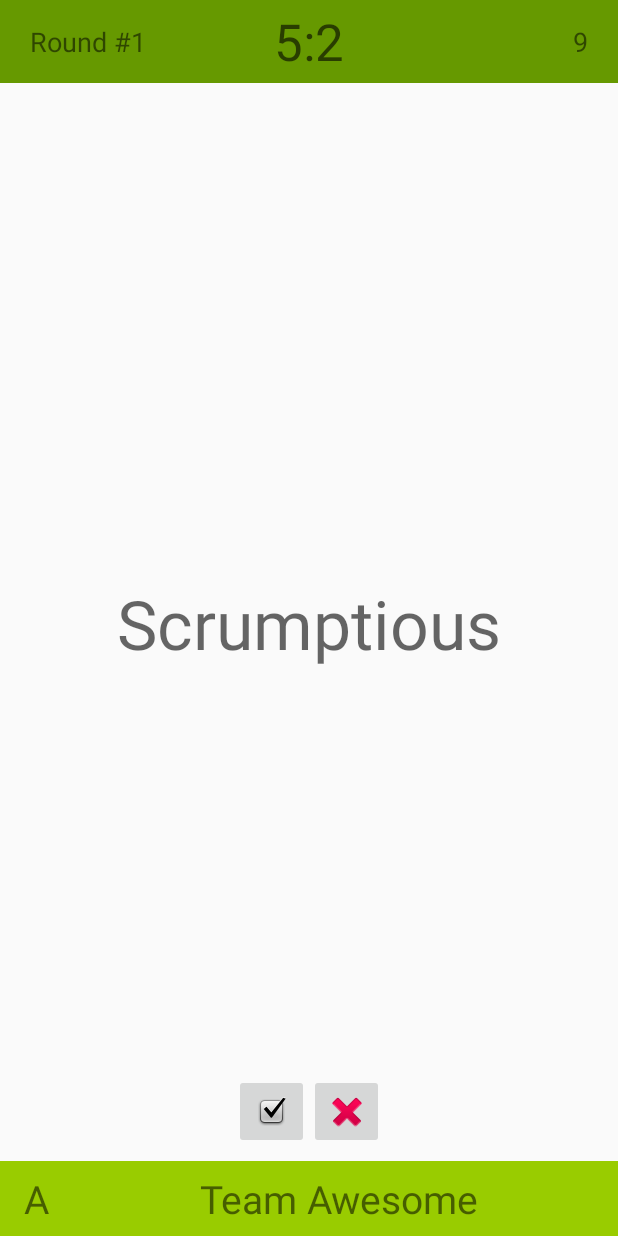
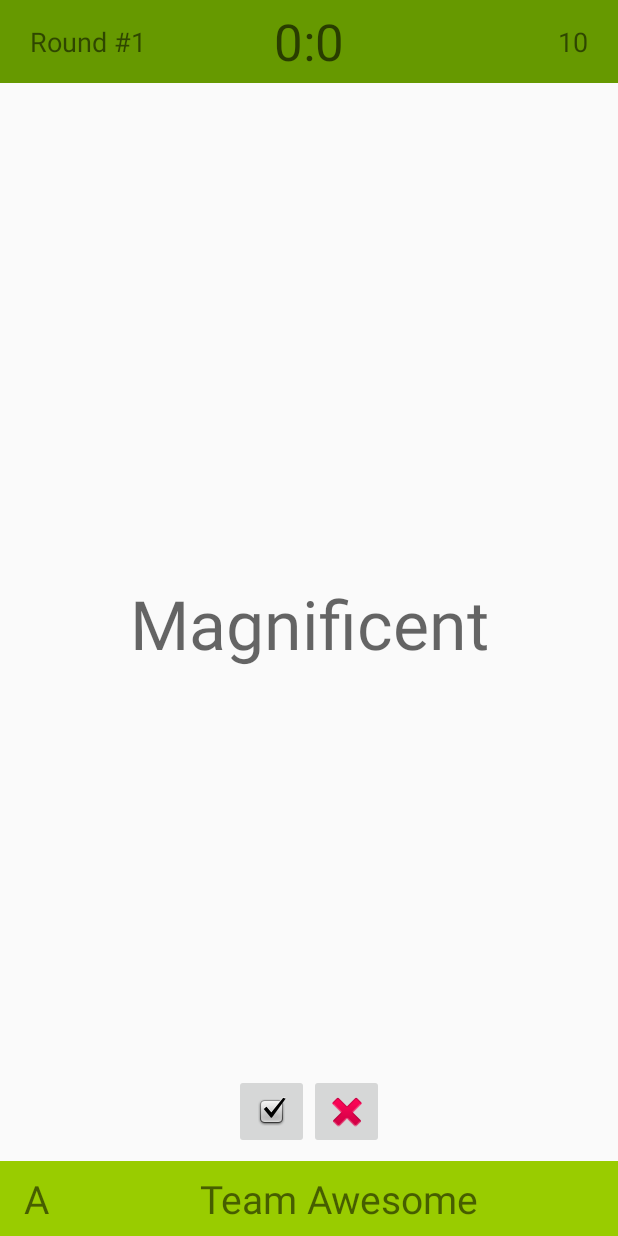
Before and after one commit to c-reeder/hint, an Android app: the screen it shows after launch (TurnActivity), after a tap on "BEGIN", on a phone screen of 412 x 824 dp. Run offline under Robolectric (Android 15) with nearby library versions, the phone set to English and light mode, and no system bars.

Commit message:
Initializing the default values on the Turn Display.
Now Preparing for turn-taking logic

```diff
--- a/app/src/main/java/com/wordpress/simpledevelopments/password/BeginActivity.java
+++ b/app/src/main/java/com/wordpress/simpledevelopments/password/BeginActivity.java
@@ -22,7 +22,6 @@ public class BeginActivity extends AppCompatActivity {
     protected void onCreate(Bundle savedInstanceState) {
         super.onCreate(savedInstanceState);
         setContentView(R.layout.activity_begin);
-
     }
     @Override
     protected void onResume() {
@@ -31,6 +30,10 @@ public class BeginActivity extends AppCompatActivity {
     }
     public void begin(View view) {
         Intent intent = new Intent(this, TurnActivity.class);
+        EditText nameText1 = (EditText) findViewById(R.id.team1NameBox);
+        EditText nameText2 = (EditText) findViewById(R.id.team2NameBox);
+        intent.putExtra("teamName1", nameText1.getText().toString());
+        intent.putExtra("teamName2", nameText2.getText().toString());
         startActivity(intent);
     }
 }
--- a/app/src/main/java/com/wordpress/simpledevelopments/password/TurnActivity.java
+++ b/app/src/main/java/com/wordpress/simpledevelopments/password/TurnActivity.java
@@ -1,25 +1,69 @@
 package com.wordpress.simpledevelopments.password;
 
+import android.content.Intent;
 import android.support.v7.app.AppCompatActivity;
 import android.os.Bundle;
-import android.text.Editable;
-import android.text.TextWatcher;
 import android.util.Log;
-import android.view.KeyEvent;
-import android.view.MotionEvent;
 import android.view.View;
 import android.view.ViewGroup;
-import android.widget.EditText;
 import android.widget.TextView;
 
 public class TurnActivity extends AppCompatActivity {
 
     private static final String TAG = "TurnActivity";
 
+    // Ever-Changing "Current" Variables
+    private int currRound;
+    private int currPP;
+    private String currWord;
+    private boolean isPartnerB;
+    private boolean isTeam2;
+    private int currScore1;
+    private int currScore2;
+
+    // Values Constant for the Entirety of one Game
+    private String teamName1;
+    private String teamName2;
+
+    // Components of the Display
+    private TextView roundView;
+    private TextView scoreView;
+    private TextView ppView;
+    private TextView wordView;
+    private TextView partnerLetterView;
+    private TextView teamNameView;
+
+
     @Override
     protected void onCreate(Bundle savedInstanceState) {
         super.onCreate(savedInstanceState);
         setContentView(R.layout.activity_turn);
+        Intent intent = getIntent();
+
+        // Init Game Values
+        teamName1 = intent.getStringExtra("teamName1");
+        teamName2 = intent.getStringExtra("teamName2");
+        currRound = 1;
+        currPP = 10;
+        currWord = "Magnificent";
+        isPartnerB = false;
+        isTeam2 = false;
+        currScore1 = 0;
+        currScore2 = 0;
+
+
+        // Setup Display
+        roundView = (TextView) findViewById(R.id.roundText);
+        scoreView = (TextView) findViewById(R.id.scoreText);
+        ppView = (TextView) findViewById(R.id.possPointsText);
+        wordView = (TextView) findViewById(R.id.wordText);
+        partnerLetterView = (TextView) findViewById(R.id.partnerLetterText);
+        teamNameView = (TextView) findViewById(R.id.teamName);
+
+        // Init Display Values
+        updateDisplay();
+
+        Log.d(TAG, "Beginning Game!");
     }
     @Override
     protected void onResume() {
@@ -39,4 +83,31 @@ public class TurnActivity extends AppCompatActivity {
                 | View.SYSTEM_UI_FLAG_LAYOUT_HIDE_NAVIGATION
                 | View.SYSTEM_UI_FLAG_HIDE_NAVIGATION);
     }
+    private void updateDisplay() {
+        roundView.setText("Round #" + currRound);
+        scoreView.setText(currScore1 + ":" + currScore2);
+        ppView.setText("" + currPP);
+        wordView.setText(currWord);
+        if(!isPartnerB)
+            partnerLetterView.setText("A");
+        else
+            partnerLetterView.setText("B");
+        if(!isTeam2)
+            teamNameView.setText(teamName1);
+        else
+            teamNameView.setText(teamName2);
+    }
+
+    /**
+     * The method called when the guess has been made
+     * @param view The button pressed to signal a guess has been made
+     */
+    public void guessMade(View view) {
+        if (view.getId() == R.id.successButton) {
+            Log.d(TAG, "Correct!");
+
+        } else if (view.getId() == R.id.failureButton) {
+            Log.d(TAG, "Failure!");
+        }
+    }
 }
--- a/app/src/main/res/layout/activity_begin.xml
+++ b/app/src/main/res/layout/activity_begin.xml
@@ -32,14 +32,15 @@
     <EditText
         android:layout_width="wrap_content"
         android:layout_height="wrap_content"
-        android:inputType="textPersonName"
+        android:inputType="textNoSuggestions|textPersonName"
         android:ems="10"
         android:id="@+id/team1NameBox"
         app:layout_constraintRight_toRightOf="parent"
         app:layout_constraintTop_toBottomOf="@+id/titleView"
         app:layout_constraintLeft_toLeftOf="parent"
         android:imeOptions="flagNoFullscreen|flagNoExtractUi"
-        android:layout_marginTop="112dp" />
+        android:layout_marginTop="112dp"
+        android:text="Team Awesome" />
 
     <TextView
         android:text="Team 2"
@@ -53,7 +54,7 @@
     <EditText
         android:layout_width="wrap_content"
         android:layout_height="wrap_content"
-        android:inputType="textPersonName"
+        android:inputType="textNoSuggestions|textPersonName"
         android:ems="10"
         android:id="@+id/team2NameBox"
         app:layout_constraintRight_toRightOf="parent"
@@ -61,7 +62,8 @@
         app:layout_constraintLeft_toLeftOf="parent"
         app:layout_constraintBottom_toTopOf="@+id/beginButton"
         android:layout_marginBottom="8dp"
-        app:layout_constraintVertical_bias="0.59" />
+        app:layout_constraintVertical_bias="0.58000004"
+        android:text="Team Tasty" />
 
     <Button
         android:text="Begin"
--- a/app/src/main/res/layout/activity_turn.xml
+++ b/app/src/main/res/layout/activity_turn.xml
@@ -21,7 +21,7 @@
         app:layout_constraintTop_toTopOf="parent">
 
         <TextView
-            android:text="Round #1"
+            android:text="Round #X"
             android:layout_width="wrap_content"
             android:layout_height="wrap_content"
             android:id="@+id/roundText"
@@ -32,7 +32,7 @@
             android:textSize="18sp" />
 
         <TextView
-            android:text="5:2"
+            android:text="X:X"
             android:layout_width="wrap_content"
             android:layout_height="wrap_content"
             android:id="@+id/scoreText"
@@ -40,7 +40,7 @@
             android:layout_centerInParent="true" />
 
         <TextView
-            android:text="9"
+            android:text="X"
             android:layout_width="wrap_content"
             android:layout_height="wrap_content"
             android:id="@+id/possPointsText"
@@ -52,7 +52,7 @@
     </RelativeLayout>
 
     <TextView
-        android:text="Scrumptious"
+        android:text="Word"
         android:layout_width="wrap_content"
         android:layout_height="wrap_content"
         android:id="@+id/wordText"
@@ -85,14 +85,16 @@
             app:srcCompat="@android:drawable/checkbox_on_background"
             android:id="@+id/successButton"
             android:layout_weight="1"
-            android:layout_width="50dp" />
+            android:layout_width="50dp"
+            android:onClick="guessMade" />
 
         <ImageButton
             android:layout_width="50dp"
             android:layout_height="50dp"
             app:srcCompat="@android:drawable/ic_delete"
             android:id="@+id/failureButton"
-            android:layout_weight="1" />
+            android:layout_weight="1"
+            android:onClick="guessMade" />
 
     </LinearLayout>
 
@@ -109,10 +111,10 @@
         tools:layout_constraintLeft_creator="1">
 
         <TextView
-            android:text="A"
+            android:text="X"
             android:layout_width="wrap_content"
             android:layout_height="wrap_content"
-            android:id="@+id/partnerLetter"
+            android:id="@+id/partnerLetterText"
             android:textSize="26sp"
             android:layout_marginStart="16dp"
             app:layout_constraintBottom_toBottomOf="parent"
@@ -120,14 +122,14 @@
             app:layout_constraintTop_toTopOf="parent" />
 
         <TextView
-            android:text="Team Awesome"
+            android:text="Team Name"
             android:layout_width="wrap_content"
             android:layout_height="wrap_content"
             android:id="@+id/teamName"
             android:textSize="26sp"
             app:layout_constraintRight_toRightOf="parent"
             android:layout_marginStart="8dp"
-            app:layout_constraintLeft_toRightOf="@+id/partnerLetter"
+            app:layout_constraintLeft_toRightOf="@+id/partnerLetterText"
             app:layout_constraintTop_toTopOf="parent"
             app:layout_constraintBottom_toBottomOf="parent" />
     </android.support.constraint.ConstraintLayout>
```
